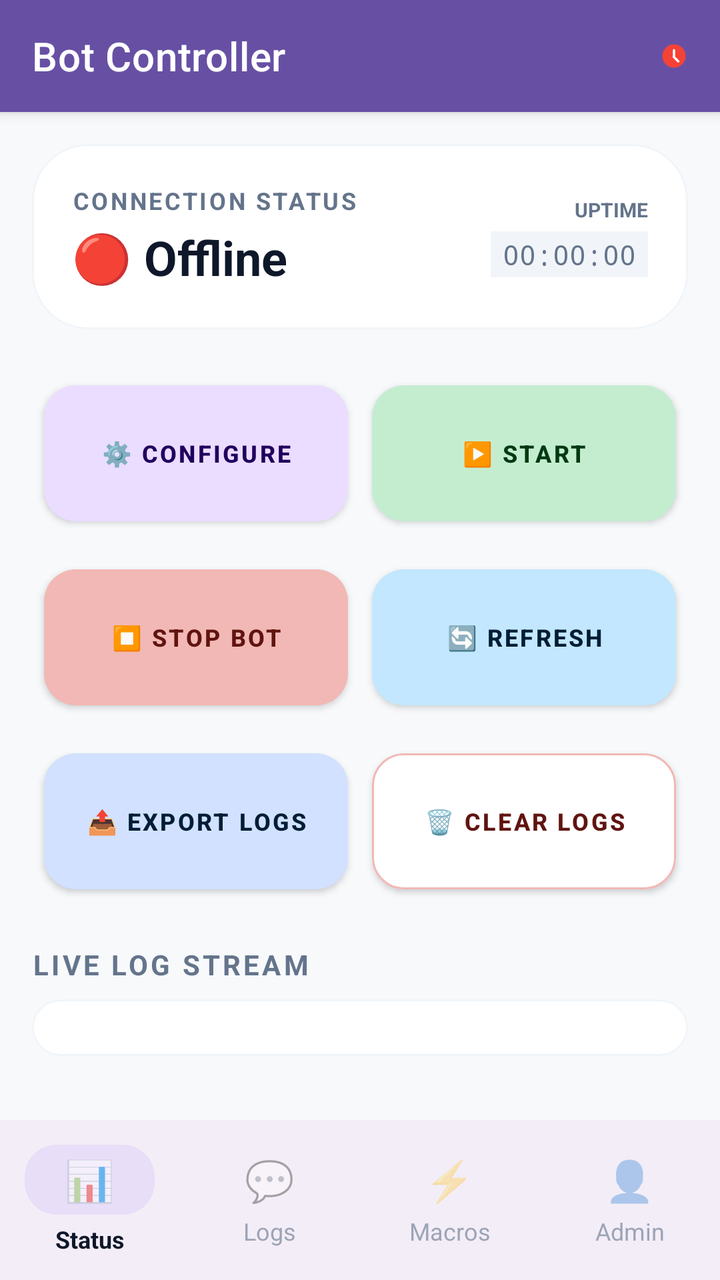
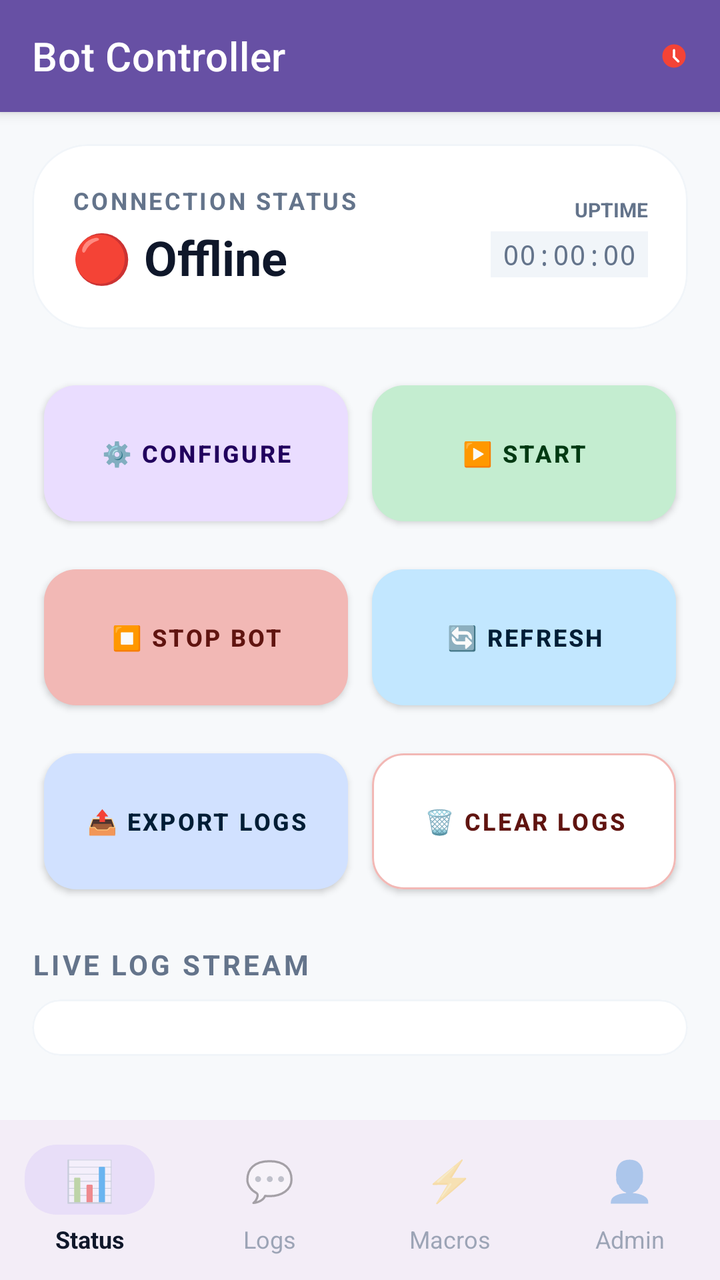

Screens rendered from an Android XML layout before and after an edit, with the pre-edit source and the edit as a unified diff.
<!-- AndroidManifest.xml: application theme Theme.TelegramBot -->
<!-- res/layout/activity_main.xml -->
<?xml version="1.0" encoding="utf-8"?>
<androidx.coordinatorlayout.widget.CoordinatorLayout 
    xmlns:android="http://schemas.android.com/apk/res/android"
    xmlns:app="http://schemas.android.com/apk/res-auto"
    android:layout_width="match_parent"
    android:layout_height="match_parent"
    android:background="@color/background">

    <com.google.android.material.appbar.AppBarLayout
        android:layout_width="match_parent"
        android:layout_height="wrap_content"
        android:elevation="4dp">

        <androidx.appcompat.widget.Toolbar
            android:id="@+id/toolbar"
            android:layout_width="match_parent"
            android:layout_height="?attr/actionBarSize"
            android:background="@color/primary_dark"
            app:title="Bot Controller"
            app:titleTextColor="@android:color/white">

            <ImageView
                android:id="@+id/status_indicator"
                android:layout_width="14dp"
                android:layout_height="14dp"
                android:layout_marginEnd="16dp"
                android:layout_gravity="end|center_vertical"
                android:src="@drawable/ic_offline" />

        </androidx.appcompat.widget.Toolbar>

    </com.google.android.material.appbar.AppBarLayout>

    <LinearLayout
        android:layout_width="match_parent"
        android:layout_height="match_parent"
        android:orientation="vertical"
        android:padding="16dp"
        android:layout_marginBottom="80dp"
        app:layout_behavior="@string/appbar_scrolling_view_behavior">

        
        <com.google.android.material.card.MaterialCardView
            android:layout_width="match_parent"
            android:layout_height="wrap_content"
            app:cardElevation="0dp"
            app:strokeColor="@color/card_border"
            app:strokeWidth="1dp"
            app:cardBackgroundColor="@color/white"
            app:cardCornerRadius="28dp"
            android:layout_marginBottom="16dp">

            <LinearLayout
                android:layout_width="match_parent"
                android:layout_height="wrap_content"
                android:orientation="horizontal"
                android:padding="20dp"
                android:gravity="center_vertical">

                <LinearLayout
                    android:layout_width="0dp"
                    android:layout_height="wrap_content"
                    android:layout_weight="1"
                    android:orientation="vertical">

                    <TextView
                        android:layout_width="wrap_content"
                        android:layout_height="wrap_content"
                        android:text="CONNECTION STATUS"
                        android:textColor="@color/text_muted"
                        android:textSize="12sp"
                        android:textStyle="bold"
                        android:letterSpacing="0.1" />

                    <TextView
                        android:id="@+id/status_text"
                        android:layout_width="wrap_content"
                        android:layout_height="wrap_content"
                        android:text="🔴 Offline"
                        android:textColor="@color/text_dark"
                        android:textSize="24sp"
                        android:textStyle="bold"
                        android:layout_marginTop="4dp" />

                </LinearLayout>
                
                <LinearLayout
                    android:layout_width="wrap_content"
                    android:layout_height="wrap_content"
                    android:orientation="vertical"
                    android:gravity="end">
                    
                    <TextView
                        android:layout_width="wrap_content"
                        android:layout_height="wrap_content"
                        android:text="UPTIME"
                        android:textColor="@color/text_muted"
                        android:textSize="10sp"
                        android:textStyle="bold"
                        android:layout_marginBottom="4dp" />
                        
                    <TextView
                        android:id="@+id/uptime_text"
                        android:layout_width="wrap_content"
                        android:layout_height="wrap_content"
                        android:text="00:00:00"
                        android:textColor="@color/text_muted"
                        android:textSize="14sp"
                        android:background="#F1F5F9"
                        android:paddingHorizontal="6dp"
                        android:paddingVertical="2dp"
                        android:fontFamily="monospace" />
                </LinearLayout>

            </LinearLayout>
        </com.google.android.material.card.MaterialCardView>

        
        <GridLayout
            android:layout_width="match_parent"
            android:layout_height="wrap_content"
            android:columnCount="2"
            android:layout_marginBottom="16dp">

            
            <com.google.android.material.button.MaterialButton
                android:id="@+id/btn_configure_bot"
                android:layout_width="0dp"
                android:layout_height="wrap_content"
                android:layout_rowWeight="1"
                android:layout_columnWeight="1"
                android:layout_margin="6dp"
                android:minHeight="80dp"
                app:cornerRadius="16dp"
                android:text="⚙️ Configure"
                android:textColor="@color/btn_configure_text"
                app:backgroundTint="@color/btn_configure_bg"
                android:textStyle="bold"
                android:textSize="12sp" />

            
            <com.google.android.material.button.MaterialButton
                android:id="@+id/btn_start_bot"
                android:layout_width="0dp"
                android:layout_height="wrap_content"
                android:layout_rowWeight="1"
                android:layout_columnWeight="1"
                android:layout_margin="6dp"
                android:minHeight="80dp"
                app:cornerRadius="16dp"
                android:text="▶️ Start"
                android:textColor="@color/btn_start_text"
                app:backgroundTint="@color/btn_start_bg"
                android:textStyle="bold"
                android:textSize="12sp" />

            
            <com.google.android.material.button.MaterialButton
                android:id="@+id/btn_stop_bot"
                android:layout_width="0dp"
                android:layout_height="wrap_content"
                android:layout_rowWeight="1"
                android:layout_columnWeight="1"
                android:layout_margin="6dp"
                android:minHeight="80dp"
                app:cornerRadius="16dp"
                android:text="⏹️ Stop Bot"
                android:textColor="@color/btn_stop_text"
                app:backgroundTint="@color/btn_stop_bg"
                android:textStyle="bold"
                android:textSize="12sp" />

            
            <com.google.android.material.button.MaterialButton
                android:id="@+id/btn_refresh"
                android:layout_width="0dp"
                android:layout_height="wrap_content"
                android:layout_rowWeight="1"
                android:layout_columnWeight="1"
                android:layout_margin="6dp"
                android:minHeight="80dp"
                app:cornerRadius="16dp"
                android:text="🔄 Refresh"
                android:textColor="@color/btn_refresh_text"
                app:backgroundTint="@color/btn_refresh_bg"
                android:textStyle="bold"
                android:textSize="12sp" />

            
            <com.google.android.material.button.MaterialButton
                android:id="@+id/btn_export_logs"
                android:layout_width="0dp"
                android:layout_height="wrap_content"
                android:layout_rowWeight="1"
                android:layout_columnWeight="1"
                android:layout_margin="6dp"
                android:minHeight="80dp"
                app:cornerRadius="16dp"
                android:text="📤 Export Logs"
                android:textColor="@color/btn_export_text"
                app:backgroundTint="@color/btn_export_bg"
                android:textStyle="bold"
                android:textSize="12sp" />

            
            <com.google.android.material.button.MaterialButton
                android:id="@+id/btn_clear_logs"
                android:layout_width="0dp"
                android:layout_height="wrap_content"
                android:layout_rowWeight="1"
                android:layout_columnWeight="1"
                android:layout_margin="6dp"
                android:minHeight="80dp"
                app:cornerRadius="16dp"
                android:text="🗑️ Clear Logs"
                android:textColor="@color/btn_stop_text"
                app:backgroundTint="@color/white"
                app:strokeColor="@color/btn_stop_bg"
                app:strokeWidth="1dp"
                android:textStyle="bold"
                android:textSize="12sp" />

        </GridLayout>

        <LinearLayout
            android:layout_width="match_parent"
            android:layout_height="wrap_content"
            android:orientation="horizontal"
            android:layout_marginBottom="8dp">

            <TextView
                android:layout_width="0dp"
                android:layout_height="wrap_content"
                android:layout_weight="1"
                android:text="LIVE LOG STREAM"
                android:textColor="@color/text_muted"
                android:textSize="14sp"
                android:textStyle="bold"
                android:letterSpacing="0.1" />

        </LinearLayout>

        <com.google.android.material.card.MaterialCardView
            android:layout_width="match_parent"
            android:layout_height="0dp"
            android:layout_weight="1"
            app:cardElevation="0dp"
            app:strokeColor="@color/card_border"
            app:strokeWidth="1dp"
            app:cardBackgroundColor="@color/white"
            app:cardCornerRadius="28dp"
            android:layout_marginBottom="16dp">

            <androidx.recyclerview.widget.RecyclerView
                android:id="@+id/recyclerView_messages"
                android:layout_width="match_parent"
                android:layout_height="match_parent"
                android:clipToPadding="false"
                android:paddingTop="8dp"
                android:paddingBottom="8dp" />

        </com.google.android.material.card.MaterialCardView>

    </LinearLayout>

    <LinearLayout
        android:layout_width="match_parent"
        android:layout_height="80dp"
        android:layout_gravity="bottom"
        android:background="#F3EDF7"
        android:orientation="horizontal"
        android:gravity="center">

        <LinearLayout
            android:layout_width="0dp"
            android:layout_height="match_parent"
            android:layout_weight="1"
            android:orientation="vertical"
            android:gravity="center"
            android:background="?android:attr/selectableItemBackground">
            
            <FrameLayout
                android:layout_width="wrap_content"
                android:layout_height="wrap_content"
                android:background="@drawable/bg_nav_active"
                android:paddingHorizontal="20dp"
                android:paddingVertical="4dp">
                <TextView
                    android:layout_width="wrap_content"
                    android:layout_height="wrap_content"
                    android:text="📊"
                    android:textSize="20sp" />
            </FrameLayout>
            
            <TextView
                android:layout_width="wrap_content"
                android:layout_height="wrap_content"
                android:text="Status"
                android:textSize="12sp"
                android:textStyle="bold"
                android:textColor="@color/text_dark"
                android:layout_marginTop="4dp" />
        </LinearLayout>

        <LinearLayout
            android:layout_width="0dp"
            android:layout_height="match_parent"
            android:layout_weight="1"
            android:orientation="vertical"
            android:gravity="center"
            android:alpha="0.6"
            android:background="?android:attr/selectableItemBackground">
            
            <TextView
                android:layout_width="wrap_content"
                android:layout_height="wrap_content"
                android:text="💬"
                android:textSize="20sp" />
            
            <TextView
                android:layout_width="wrap_content"
                android:layout_height="wrap_content"
                android:text="Logs"
                android:textSize="12sp"
                android:textColor="@color/text_muted"
                android:layout_marginTop="4dp" />
        </LinearLayout>

        <LinearLayout
            android:layout_width="0dp"
            android:layout_height="match_parent"
            android:layout_weight="1"
            android:orientation="vertical"
            android:gravity="center"
            android:alpha="0.6"
            android:background="?android:attr/selectableItemBackground">
            
            <TextView
                android:layout_width="wrap_content"
                android:layout_height="wrap_content"
                android:text="⚡"
                android:textSize="20sp" />
            
            <TextView
                android:layout_width="wrap_content"
                android:layout_height="wrap_content"
                android:text="Macros"
                android:textSize="12sp"
                android:textColor="@color/text_muted"
                android:layout_marginTop="4dp" />
        </LinearLayout>

        <LinearLayout
            android:layout_width="0dp"
            android:layout_height="match_parent"
            android:layout_weight="1"
            android:orientation="vertical"
            android:gravity="center"
            android:alpha="0.6"
            android:background="?android:attr/selectableItemBackground">
            
            <TextView
                android:layout_width="wrap_content"
                android:layout_height="wrap_content"
                android:text="👤"
                android:textSize="20sp" />
            
            <TextView
                android:layout_width="wrap_content"
                android:layout_height="wrap_content"
                android:text="Admin"
                android:textSize="12sp"
                android:textColor="@color/text_muted"
                android:layout_marginTop="4dp" />
        </LinearLayout>
    </LinearLayout>

</androidx.coordinatorlayout.widget.CoordinatorLayout>
<!-- resources referenced by this layout -->
<resources>
  <color name="background">#F7F9FB</color>
  <color name="btn_configure_bg">#EADDFF</color>
  <color name="btn_configure_text">#21005D</color>
  <color name="btn_export_bg">#D1E1FF</color>
  <color name="btn_export_text">#001D35</color>
  <color name="btn_refresh_bg">#C2E7FF</color>
  <color name="btn_refresh_text">#001D35</color>
  <color name="btn_start_bg">#C4EDD0</color>
  <color name="btn_start_text">#003912</color>
  <color name="btn_stop_bg">#F2B8B5</color>
  <color name="btn_stop_text">#601410</color>
  <color name="card_border">#F1F5F9</color>
  <color name="primary_dark">#6750A4</color>
  <color name="text_dark">#0F172A</color>
  <color name="text_muted">#64748B</color>
  <color name="white">#FFFFFFFF</color>
  <!-- drawable bg_nav_active (drawable) -->
  <?xml version="1.0" encoding="utf-8"?>
  <shape xmlns:android="http://schemas.android.com/apk/res/android"
      android:shape="rectangle">
      <corners android:radius="16dp" />
      <solid android:color="#E8DEF8" />
  </shape>
  <!-- drawable ic_offline (drawable) -->
  <vector xmlns:android="http://schemas.android.com/apk/res/android"
      android:width="24dp"
      android:height="24dp"
      android:viewportWidth="24"
      android:viewportHeight="24">
      <path
          android:fillColor="#F44336"
          android:pathData="M12,2A10,10 0 1,1 2,12A10,10 0 0,1 12,2z"/>
      <path
          android:fillColor="#FFFFFF"
          android:pathData="M12 6a1 1 0 0 1 1 1v5.5l3.5 3.5a1 1 0 0 1-1.4 1.4l-4-4A1 1 0 0 1 11 12V7a1 1 0 0 1 1-1z"/>
  </vector>
  <style name="Theme.TelegramBot" parent="Theme.MaterialComponents.DayNight.NoActionBar">
          <item name="colorPrimary">@color/purple_500</item>
          <item name="colorPrimaryVariant">@color/purple_700</item>
          <item name="colorOnPrimary">@color/white</item>
          <item name="colorSecondary">@color/teal_200</item>
          <item name="colorSecondaryVariant">@color/teal_700</item>
          <item name="colorOnSecondary">@color/black</item>
          <item name="android:statusBarColor">@color/purple_700</item>
      </style>
  <color name="purple_500">#6750A4</color>
  <color name="purple_700">#6750A4</color>
  <color name="teal_200">#FF03DAC5</color>
  <color name="teal_700">#FF018786</color>
  <color name="black">#FF000000</color>
</resources>

<!-- the commit's change to res/layout/activity_main.xml (unified diff, before → after) -->
@@ -41,6 +41,7 @@
 
         
         <com.google.android.material.card.MaterialCardView
+            android:id="@+id/layout_status_section"
             android:layout_width="match_parent"
             android:layout_height="wrap_content"
             app:cardElevation="0dp"
@@ -117,6 +118,7 @@
 
         
         <GridLayout
+            android:id="@+id/layout_macros_section"
             android:layout_width="match_parent"
             android:layout_height="wrap_content"
             android:columnCount="2"
@@ -223,6 +225,7 @@
         </GridLayout>
 
         <LinearLayout
+            android:id="@+id/layout_logs_header"
             android:layout_width="match_parent"
             android:layout_height="wrap_content"
             android:orientation="horizontal"
@@ -241,6 +244,7 @@
         </LinearLayout>
 
         <com.google.android.material.card.MaterialCardView
+            android:id="@+id/layout_logs_section"
             android:layout_width="match_parent"
             android:layout_height="0dp"
             android:layout_weight="1"
@@ -272,6 +276,7 @@
         android:gravity="center">
 
         <LinearLayout
+            android:id="@+id/nav_status"
             android:layout_width="0dp"
             android:layout_height="match_parent"
             android:layout_weight="1"
@@ -280,12 +285,14 @@
             android:background="?android:attr/selectableItemBackground">
             
             <FrameLayout
+                android:id="@+id/nav_status_icon_bg"
                 android:layout_width="wrap_content"
                 android:layout_height="wrap_content"
                 android:background="@drawable/bg_nav_active"
                 android:paddingHorizontal="20dp"
                 android:paddingVertical="4dp">
                 <TextView
+                    android:id="@+id/nav_status_icon"
                     android:layout_width="wrap_content"
                     android:layout_height="wrap_content"
                     android:text="📊"
@@ -293,6 +300,7 @@
             </FrameLayout>
             
             <TextView
+                android:id="@+id/nav_status_text"
                 android:layout_width="wrap_content"
                 android:layout_height="wrap_content"
                 android:text="Status"
@@ -303,6 +311,7 @@
         </LinearLayout>
 
         <LinearLayout
+            android:id="@+id/nav_logs"
             android:layout_width="0dp"
             android:layout_height="match_parent"
             android:layout_weight="1"
@@ -311,13 +320,23 @@
             android:alpha="0.6"
             android:background="?android:attr/selectableItemBackground">
             
+            <FrameLayout
+                android:id="@+id/nav_logs_icon_bg"
+                android:layout_width="wrap_content"
+                android:layout_height="wrap_content"
+                android:background="@android:color/transparent"
+                android:paddingHorizontal="20dp"
+                android:paddingVertical="4dp">
+                <TextView
+                    android:id="@+id/nav_logs_icon"
+                    android:layout_width="wrap_content"
+                    android:layout_height="wrap_content"
+                    android:text="💬"
+                    android:textSize="20sp" />
+            </FrameLayout>
+            
             <TextView
-                android:layout_width="wrap_content"
-                android:layout_height="wrap_content"
-                android:text="💬"
-                android:textSize="20sp" />
-            
-            <TextView
+                android:id="@+id/nav_logs_text"
                 android:layout_width="wrap_content"
                 android:layout_height="wrap_content"
                 android:text="Logs"
@@ -327,6 +346,7 @@
         </LinearLayout>
 
         <LinearLayout
+            android:id="@+id/nav_macros"
             android:layout_width="0dp"
             android:layout_height="match_parent"
             android:layout_weight="1"
@@ -335,13 +355,23 @@
             android:alpha="0.6"
             android:background="?android:attr/selectableItemBackground">
             
+            <FrameLayout
+                android:id="@+id/nav_macros_icon_bg"
+                android:layout_width="wrap_content"
+                android:layout_height="wrap_content"
+                android:background="@android:color/transparent"
+                android:paddingHorizontal="20dp"
+                android:paddingVertical="4dp">
+                <TextView
+                    android:id="@+id/nav_macros_icon"
+                    android:layout_width="wrap_content"
+                    android:layout_height="wrap_content"
+                    android:text="⚡"
+                    android:textSize="20sp" />
+            </FrameLayout>
+            
             <TextView
-                android:layout_width="wrap_content"
-                android:layout_height="wrap_content"
-                android:text="⚡"
-                android:textSize="20sp" />
-            
-            <TextView
+                android:id="@+id/nav_macros_text"
                 android:layout_width="wrap_content"
                 android:layout_height="wrap_content"
                 android:text="Macros"
@@ -351,6 +381,7 @@
         </LinearLayout>
 
         <LinearLayout
+            android:id="@+id/nav_admin"
             android:layout_width="0dp"
             android:layout_height="match_parent"
             android:layout_weight="1"
@@ -359,13 +390,23 @@
             android:alpha="0.6"
             android:background="?android:attr/selectableItemBackground">
             
+            <FrameLayout
+                android:id="@+id/nav_admin_icon_bg"
+                android:layout_width="wrap_content"
+                android:layout_height="wrap_content"
+                android:background="@android:color/transparent"
+                android:paddingHorizontal="20dp"
+                android:paddingVertical="4dp">
+                <TextView
+                    android:id="@+id/nav_admin_icon"
+                    android:layout_width="wrap_content"
+                    android:layout_height="wrap_content"
+                    android:text="👤"
+                    android:textSize="20sp" />
+            </FrameLayout>
+            
             <TextView
-                android:layout_width="wrap_content"
-                android:layout_height="wrap_content"
-                android:text="👤"
-                android:textSize="20sp" />
-            
-            <TextView
+                android:id="@+id/nav_admin_text"
                 android:layout_width="wrap_content"
                 android:layout_height="wrap_content"
                 android:text="Admin"
